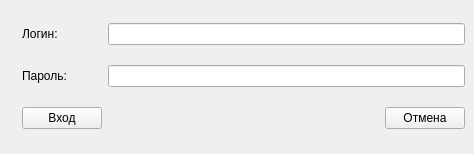
Old version of the form src/login/formlogin.ui in the repository rainovskyqt/PhysFitPWD.
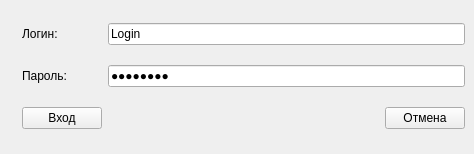
New version of the form. Icons and pictures are not drawn.

The edit to the form file:
```diff
--- a/src/login/formlogin.ui
+++ b/src/login/formlogin.ui
@@ -91,13 +91,20 @@
       </item>
       <item row="1" column="1" colspan="2">
        <widget class="QLineEdit" name="line_password">
+        <property name="text">
+         <string>dasdasda</string>
+        </property>
         <property name="echoMode">
          <enum>QLineEdit::Password</enum>
         </property>
        </widget>
       </item>
       <item row="0" column="1" colspan="2">
-       <widget class="QLineEdit" name="line_login"/>
+       <widget class="QLineEdit" name="line_login">
+        <property name="text">
+         <string>Login</string>
+        </property>
+       </widget>
       </item>
      </layout>
     </item>
```
